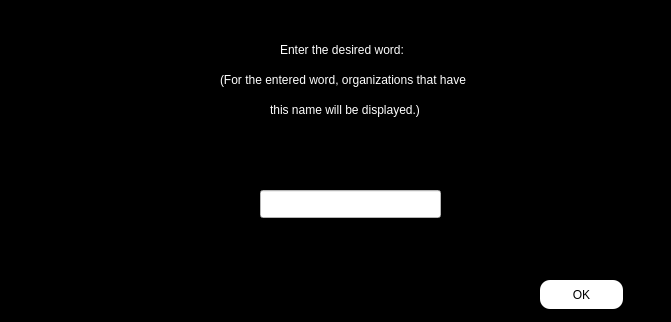
Above: enter/filtering_organizations.ui from Shayanrava/APproject before the change. Below: the same form after it.
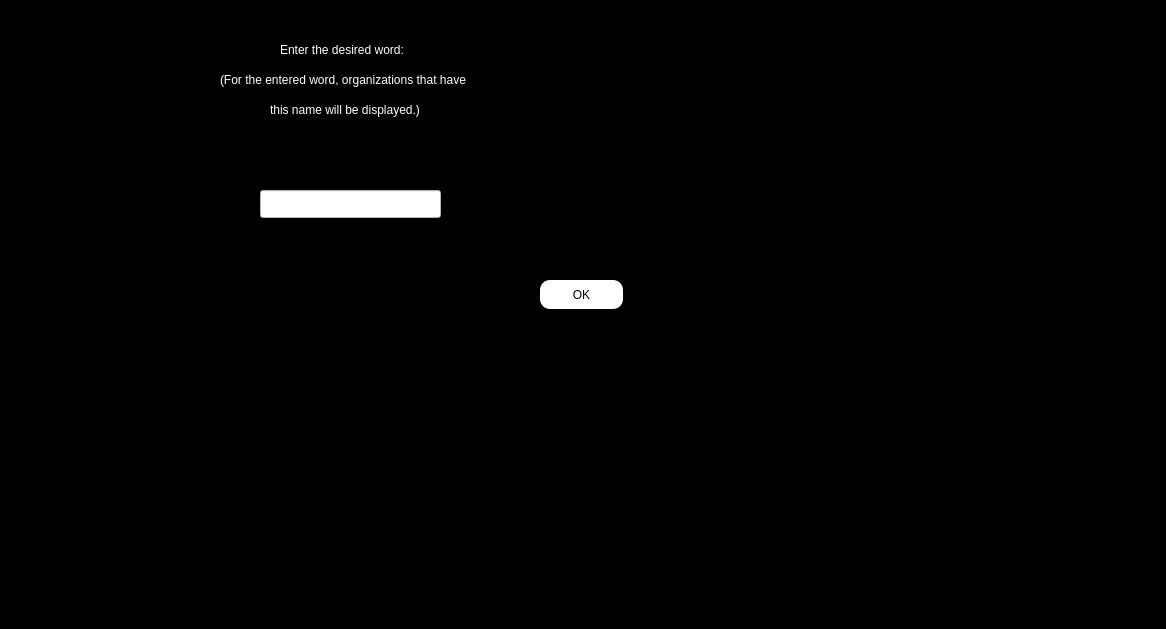
That is the form after the change.

Patch:
```diff
--- a/enter/filtering_organizations.ui
+++ b/enter/filtering_organizations.ui
@@ -6,8 +6,8 @@
    <rect>
     <x>0</x>
     <y>0</y>
-    <width>671</width>
-    <height>322</height>
+    <width>1166</width>
+    <height>629</height>
    </rect>
   </property>
   <property name="windowTitle">
```
